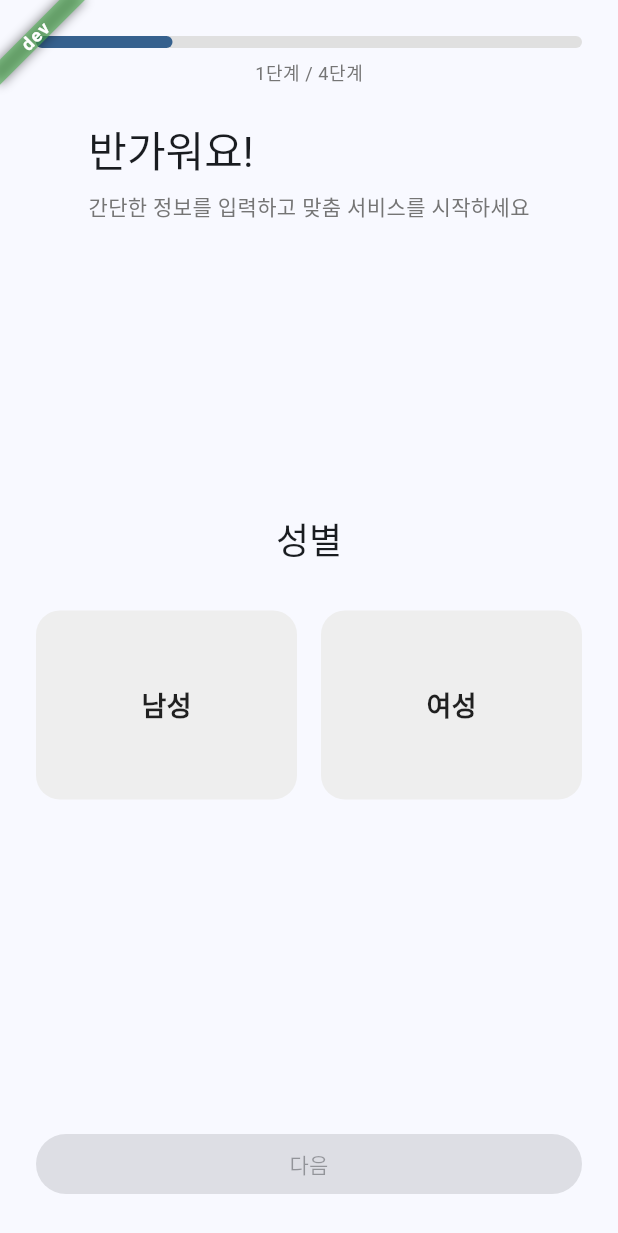
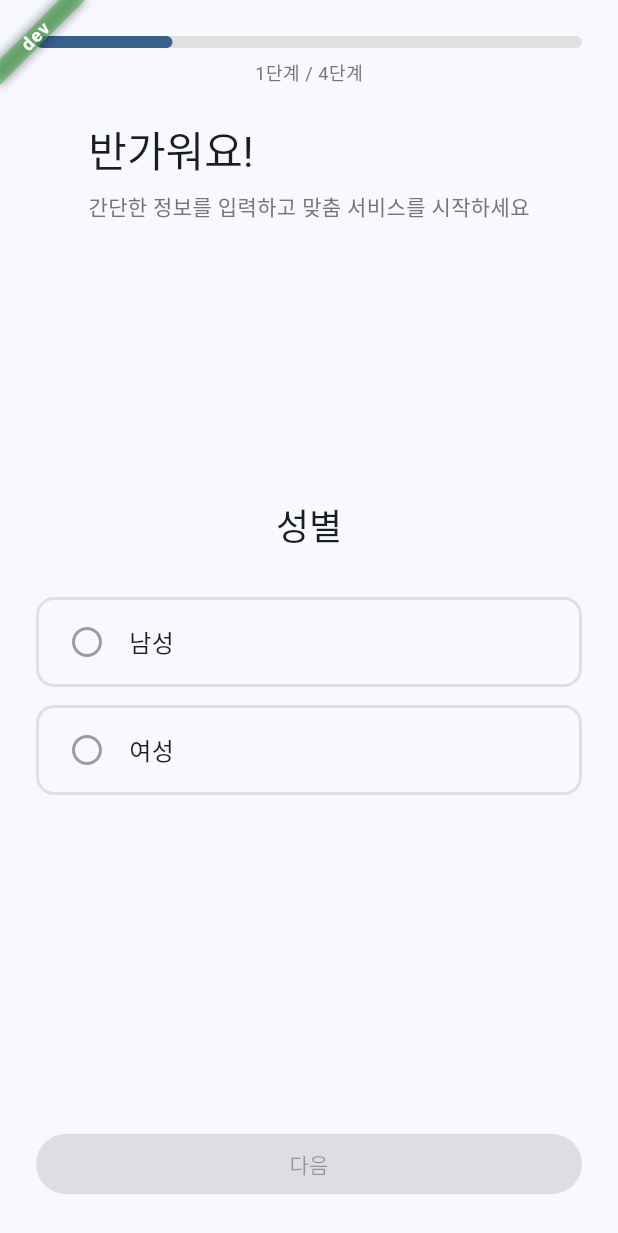
Before and after one commit to hyroxseouldev/clyr-mobile, a Flutter app: the screen it shows once a user with an empty profile is signed in, on a phone screen of 412 x 824 dp. Shown: the top 1233 px of the screen. Run offline on Flutter 3.47's test engine with Material 3 defaults, Android fonts, the light colour scheme and no system bars; our stand-ins replace cached_network_image, envied, flutter_form_builder, flutter_hooks, flutter_html, flutter_riverpod and 9 more; accounts and stored records are empty; generated files the repository leaves out were written again.

Commit message:
feat: add step transition animations and redesign selection widgets with icons and InkWell for improved visual feedback and consistency.

```diff
--- a/lib/src/feature/auth/presentation/view/onboarding_view.dart
+++ b/lib/src/feature/auth/presentation/view/onboarding_view.dart
@@ -103,6 +103,20 @@ class OnboardingView extends HookConsumerWidget {
             Expanded(
               child: Padding(
                 padding: const EdgeInsets.symmetric(horizontal: 24),
+                child: TweenAnimationBuilder<double>(
+                  key: ValueKey(currentStep.value),
+                  tween: Tween(begin: 0, end: 1),
+                  duration: const Duration(milliseconds: 500),
+                  curve: Curves.easeOut,
+                  builder: (context, value, child) {
+                    return Opacity(
+                      opacity: value,
+                      child: Transform.translate(
+                        offset: Offset(0, -30 * (1 - value)),
+                        child: child,
+                      ),
+                    );
+                  },
                   child: _buildStepContent(
                     context,
                     currentStep.value,
@@ -110,6 +124,7 @@ class OnboardingView extends HookConsumerWidget {
                     selectedGender,
                     selectedExercise,
                     selectedExperience,
+                  ),
                 ),
               ),
             ),
@@ -238,25 +253,20 @@ class OnboardingView extends HookConsumerWidget {
           textAlign: TextAlign.center,
         ),
         const SizedBox(height: 32),
-        Row(
-          children: [
-            Expanded(
+        ...[
+          (l10n.genderMale, Gender.male),
+          (l10n.genderFemale, Gender.female),
+        ].asMap().entries.map((entry) {
+          final e = entry.value;
+          return Padding(
+            padding: const EdgeInsets.only(bottom: 12),
             child: _GenderOption(
-                label: l10n.genderMale,
-                isSelected: selectedGender.value == Gender.male,
-                onTap: () => selectedGender.value = Gender.male,
+              label: e.$1,
+              isSelected: selectedGender.value == e.$2,
+              onTap: () => selectedGender.value = e.$2,
             ),
-            ),
-            const SizedBox(width: 16),
-            Expanded(
-              child: _GenderOption(
-                label: l10n.genderFemale,
-                isSelected: selectedGender.value == Gender.female,
-                onTap: () => selectedGender.value = Gender.female,
-              ),
-            ),
-          ],
-        ),
+          );
+        }),
       ],
     );
   }
@@ -284,18 +294,17 @@ class OnboardingView extends HookConsumerWidget {
           textAlign: TextAlign.center,
         ),
         const SizedBox(height: 32),
-        Wrap(
-          spacing: 12,
-          runSpacing: 12,
-          alignment: WrapAlignment.center,
-          children: exercises
-              .map((e) => _ExerciseChip(
+        ...exercises.asMap().entries.map((entry) {
+          final e = entry.value;
+          return Padding(
+            padding: const EdgeInsets.only(bottom: 12),
+            child: _ExerciseChip(
               label: e.$2,
               isSelected: selectedExercise.value == e.$1,
               onTap: () => selectedExercise.value = e.$1,
-                  ))
-              .toList(),
             ),
+          );
+        }),
       ],
     );
   }
@@ -323,14 +332,17 @@ class OnboardingView extends HookConsumerWidget {
           textAlign: TextAlign.center,
         ),
         const SizedBox(height: 32),
-        ...experiences.map((e) => Padding(
+        ...experiences.asMap().entries.map((entry) {
+          final e = entry.value;
+          return Padding(
             padding: const EdgeInsets.only(bottom: 12),
             child: _ExperienceOption(
               label: e.$2,
               isSelected: selectedExperience.value == e.$1,
               onTap: () => selectedExperience.value = e.$1,
             ),
-            )),
+          );
+        }),
       ],
     );
   }
@@ -411,31 +423,41 @@ class _GenderOption extends StatelessWidget {
 
   @override
   Widget build(BuildContext context) {
-    return GestureDetector(
+    return InkWell(
       onTap: onTap,
+      borderRadius: BorderRadius.circular(12),
       child: Container(
-        padding: const EdgeInsets.symmetric(vertical: 48),
+        padding: const EdgeInsets.symmetric(vertical: 16, horizontal: 20),
         decoration: BoxDecoration(
-          color: isSelected
-              ? Theme.of(context).colorScheme.primary
-              : Colors.grey[200],
-          borderRadius: BorderRadius.circular(16),
           border: Border.all(
             color: isSelected
                 ? Theme.of(context).colorScheme.primary
-                : Colors.transparent,
+                : Colors.grey[300]!,
             width: 2,
           ),
+          borderRadius: BorderRadius.circular(12),
+          color: isSelected
+              ? Theme.of(context).colorScheme.primaryContainer.withValues(alpha: 0.3)
+              : null,
         ),
-        child: Center(
-          child: Text(
+        child: Row(
+          children: [
+            Icon(
+              isSelected ? Icons.check_circle : Icons.radio_button_unchecked,
+              color: isSelected
+                  ? Theme.of(context).colorScheme.primary
+                  : Colors.grey,
+              size: 24,
+            ),
+            const SizedBox(width: 16),
+            Text(
               label,
               style: TextStyle(
-              color: isSelected ? Colors.white : Colors.black87,
-              fontSize: 18,
-              fontWeight: FontWeight.w600,
+                fontSize: 16,
+                fontWeight: isSelected ? FontWeight.w600 : FontWeight.normal,
               ),
             ),
+          ],
         ),
       ),
     );
@@ -455,16 +477,42 @@ class _ExerciseChip extends StatelessWidget {
 
   @override
   Widget build(BuildContext context) {
-    return FilterChip(
-      label: Text(label),
-      selected: isSelected,
-      onSelected: (_) => onTap(),
-      selectedColor: Theme.of(context).colorScheme.primaryContainer,
-      checkmarkColor: Theme.of(context).colorScheme.primary,
-      padding: const EdgeInsets.symmetric(horizontal: 16, vertical: 12),
-      labelStyle: TextStyle(
+    return InkWell(
+      onTap: onTap,
+      borderRadius: BorderRadius.circular(12),
+      child: Container(
+        padding: const EdgeInsets.symmetric(vertical: 16, horizontal: 20),
+        decoration: BoxDecoration(
+          border: Border.all(
+            color: isSelected
+                ? Theme.of(context).colorScheme.primary
+                : Colors.grey[300]!,
+            width: 2,
+          ),
+          borderRadius: BorderRadius.circular(12),
+          color: isSelected
+              ? Theme.of(context).colorScheme.primaryContainer.withValues(alpha: 0.3)
+              : null,
+        ),
+        child: Row(
+          children: [
+            Icon(
+              isSelected ? Icons.check_circle : Icons.radio_button_unchecked,
+              color: isSelected
+                  ? Theme.of(context).colorScheme.primary
+                  : Colors.grey,
+              size: 24,
+            ),
+            const SizedBox(width: 16),
+            Text(
+              label,
+              style: TextStyle(
                 fontSize: 16,
                 fontWeight: isSelected ? FontWeight.w600 : FontWeight.normal,
+              ),
+            ),
+          ],
+        ),
       ),
     );
   }
@@ -533,7 +581,7 @@ class _AnimatedSlideIn extends StatelessWidget {
   const _AnimatedSlideIn({
     required this.child,
     this.delay = Duration.zero,
-    this.offset = const Offset(0, -0.1),
+    this.offset = const Offset(0, -0.5),
   });
 
   @override
@@ -541,7 +589,7 @@ class _AnimatedSlideIn extends StatelessWidget {
     if (delay == Duration.zero) {
       return TweenAnimationBuilder<double>(
         tween: Tween(begin: 0, end: 1),
-        duration: const Duration(milliseconds: 400),
+        duration: const Duration(milliseconds: 500),
         curve: Curves.easeOut,
         builder: (context, value, child) {
           return Opacity(
@@ -558,8 +606,8 @@ class _AnimatedSlideIn extends StatelessWidget {
 
     return TweenAnimationBuilder<double>(
       tween: Tween(begin: 0, end: 1),
-      duration: const Duration(milliseconds: 400) + delay,
-      curve: Interval(delay.inMilliseconds / 400, 1, curve: Curves.easeOut),
+      duration: const Duration(milliseconds: 500) + delay,
+      curve: Interval(delay.inMilliseconds / 500, 1, curve: Curves.easeOut),
       builder: (context, value, child) {
         return Opacity(
           opacity: value,
```
Lines whose indentation alone changed are shown as unchanged.
